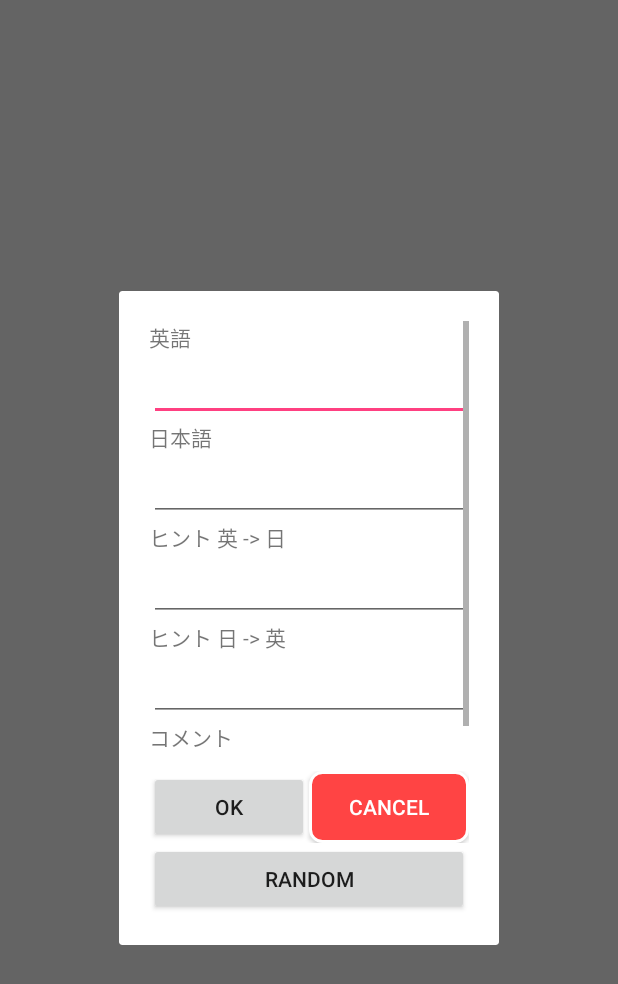
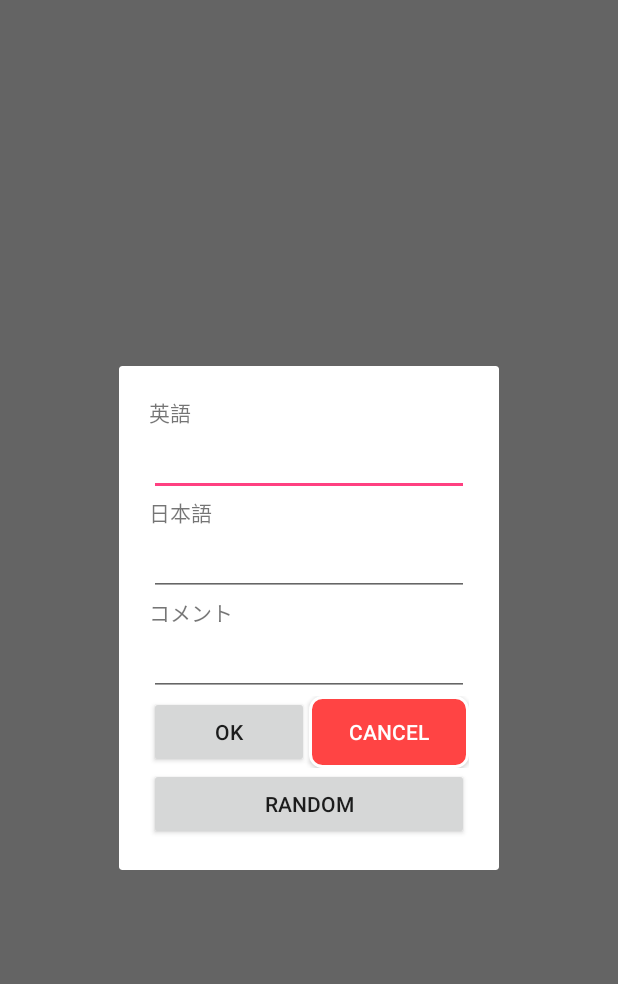
Before and after one commit to seafield1979/Tango_Android, an Android app: the fragment EditCardDialogFragment shown on its own in the app's theme, on a phone screen of 412 x 824 dp. Shown: the top 984 px of the screen. Run offline under Robolectric (Android 15) with nearby library versions, the phone set to English and light mode, and no system bars.

```diff
--- a/TangoBook/app/src/main/java/com/sunsunsoft/shutaro/tangobook/EditCardDialogFragment.java
+++ b/TangoBook/app/src/main/java/com/sunsunsoft/shutaro/tangobook/EditCardDialogFragment.java
@@ -47,8 +47,6 @@ public class EditCardDialogFragment extends DialogFragment {
     public static final String KEY_MODE = "key_mode";
     public static final String KEY_WORD_A = "key_word_a";
     public static final String KEY_WORD_B = "key_word_b";
-    public static final String KEY_HINT_AB = "key_hint_ab";
-    public static final String KEY_HINT_BA = "key_hint_ba";
     public static final String KEY_COMMENT = "key_comment";
 
     /**
@@ -58,14 +56,10 @@ public class EditCardDialogFragment extends DialogFragment {
     private int mMode;
     private EditText mEditWordA;
     private EditText mEditWordB;
-    private EditText mEditHintAB;
-    private EditText mEditHintBA;
     private EditText mEditComment;
 
     private String mWordA;
     private String mWordB;
-    private String mHintAB;
-    private String mHintBA;
     private String mComment;
 
     /**
@@ -97,12 +91,6 @@ public class EditCardDialogFragment extends DialogFragment {
             if (card.getWordB() != null) {
                 args.putString(KEY_WORD_B, card.getWordB());
             }
-            if (card.getHintAB() != null) {
-                args.putString(KEY_HINT_AB, card.getHintAB());
-            }
-            if (card.getHintBA() != null) {
-                args.putString(KEY_HINT_BA, card.getHintBA());
-            }
             if (card.getComment() != null) {
                 args.putString(KEY_COMMENT, card.getComment());
             }
@@ -126,8 +114,6 @@ public class EditCardDialogFragment extends DialogFragment {
             mMode = args.getInt(KEY_MODE, EditCardDialogMode.Create.ordinal());
             mWordA = args.getString(KEY_WORD_A, "");
             mWordB = args.getString(KEY_WORD_B, "");
-            mHintAB = args.getString(KEY_HINT_AB, "");
-            mHintBA = args.getString(KEY_HINT_BA, "");
             mComment = args.getString(KEY_COMMENT, "");
         }
     }
@@ -150,12 +136,6 @@ public class EditCardDialogFragment extends DialogFragment {
 
         mEditWordB = (EditText)view.findViewById(R.id.editWordB);
         mEditWordB.setText(mWordB);
-
-        mEditHintAB = (EditText)view.findViewById(R.id.editHintAB);
-        mEditHintAB.setText(mHintAB);
-
-        mEditHintBA = (EditText)view.findViewById(R.id.editHintBA);
-        mEditHintBA.setText(mHintBA);
 
         mEditComment = (EditText)view.findViewById(R.id.editComment);
         mEditComment.setText(mComment);
@@ -189,8 +169,6 @@ public class EditCardDialogFragment extends DialogFragment {
         args.putInt(KEY_MODE, mMode);
         args.putString(KEY_WORD_A, mEditWordA.getText().toString());
         args.putString(KEY_WORD_B, mEditWordB.getText().toString());
-        args.putString(KEY_HINT_AB, mEditHintAB.getText().toString());
-        args.putString(KEY_HINT_BA, mEditHintBA.getText().toString());
         args.putString(KEY_COMMENT, mEditComment.getText().toString());
 
         if (dialogCallbacks != null) {
@@ -219,8 +197,6 @@ public class EditCardDialogFragment extends DialogFragment {
 
         mEditWordA.setText("A " + value);
         mEditWordB.setText("B " + value);
-        mEditHintAB.setText("HA " + value);
-        mEditHintBA.setText("HB " + value);
         mEditComment.setText("C " + value);
     }
 
--- a/TangoBook/app/src/main/java/com/sunsunsoft/shutaro/tangobook/PageViewTangoEdit.java
+++ b/TangoBook/app/src/main/java/com/sunsunsoft/shutaro/tangobook/PageViewTangoEdit.java
@@ -451,8 +451,6 @@ public class PageViewTangoEdit extends UPageView implements UMenuItemCallbacks,
             // 戻り値を取得
             card.setWordA(args.getString(EditCardDialogFragment.KEY_WORD_A, ""));
             card.setWordB(args.getString(EditCardDialogFragment.KEY_WORD_B, ""));
-            card.setHintAB(args.getString(EditCardDialogFragment.KEY_HINT_AB, ""));
-            card.setHintBA(args.getString(EditCardDialogFragment.KEY_HINT_BA, ""));
             card.setComment(args.getString(EditCardDialogFragment.KEY_COMMENT, ""));
 
             iconCard.updateTitle();
@@ -468,8 +466,6 @@ public class PageViewTangoEdit extends UPageView implements UMenuItemCallbacks,
             TangoCard card = (TangoCard)editingIcon.getTangoItem();
             card.setWordA(args.getString(EditCardDialogFragment.KEY_WORD_A, ""));
             card.setWordB(args.getString(EditCardDialogFragment.KEY_WORD_B, ""));
-            card.setHintAB(args.getString(EditCardDialogFragment.KEY_HINT_AB, ""));
-            card.setHintBA(args.getString(EditCardDialogFragment.KEY_HINT_BA, ""));
             card.setComment(args.getString(EditCardDialogFragment.KEY_COMMENT, ""));
 
             editingIcon.updateTitle();
--- a/TangoBook/app/src/main/java/com/sunsunsoft/shutaro/tangobook/UIcon.java
+++ b/TangoBook/app/src/main/java/com/sunsunsoft/shutaro/tangobook/UIcon.java
@@ -29,7 +29,7 @@ abstract public class UIcon extends UDrawable {
     public static final int DRAG_ICON_PRIORITY = 10;
 
     protected static final int TEXT_SIZE = 40;
-    protected static final int TEXT_MARGIN = 20;
+    protected static final int TEXT_MARGIN = 10;
 
     private static int count;
 
--- a/TangoBook/app/src/main/java/com/sunsunsoft/shutaro/tangobook/UIconWindow.java
+++ b/TangoBook/app/src/main/java/com/sunsunsoft/shutaro/tangobook/UIconWindow.java
@@ -68,8 +68,8 @@ public class UIconWindow extends UWindow {
 
     public static final int ICON_MARGIN = 30;
 
-    public static final int ICON_W = 200;
-    public static final int ICON_H = 200;
+    public static final int ICON_W = 180;
+    public static final int ICON_H = 150;
     protected static final int MARGIN_D = UMenuBar.MENU_BAR_H;
 
     protected static final int MOVING_TIME = 10;
--- a/TangoBook/app/src/main/java/com/sunsunsoft/shutaro/tangobook/ULog.java
+++ b/TangoBook/app/src/main/java/com/sunsunsoft/shutaro/tangobook/ULog.java
@@ -39,7 +39,7 @@ public class ULog {
      */
     // 初期化、アプリ起動時に１回だけ呼ぶ
     public static void init() {
-        setEnable(ViewTouch.TAG, true);
+        setEnable(ViewTouch.TAG, false);
         setEnable(UDrawManager.TAG, false);
         setEnable(UMenuBar.TAG, false);
         setEnable(UScrollBar.TAG, false);
--- a/TangoBook/app/src/main/res/layout/fragment_edit_card_dialog.xml
+++ b/TangoBook/app/src/main/res/layout/fragment_edit_card_dialog.xml
@@ -6,7 +6,7 @@
               android:layout_height="match_parent">
     <ScrollView
         android:layout_width="match_parent"
-        android:layout_height="300dp">
+        android:layout_height="wrap_content">
 
         <LinearLayout
             android:layout_width="match_parent"
@@ -41,32 +41,32 @@
                 android:ems="10"
                 android:id="@+id/editWordB"/>
 
-            <TextView
-                android:text="@string/edit_title_hint_ab"
-                android:layout_width="match_parent"
-                android:layout_height="wrap_content"
-                android:id="@+id/textView3"/>
+            <!--<TextView-->
+                <!--android:text="@string/edit_title_hint_ab"-->
+                <!--android:layout_width="match_parent"-->
+                <!--android:layout_height="wrap_content"-->
+                <!--android:id="@+id/textView3"/>-->
 
-            <EditText
-                android:layout_width="match_parent"
-                android:layout_height="wrap_content"
-                android:inputType="textMultiLine|textPersonName"
-                android:text=""
-                android:ems="10"
-                android:id="@+id/editHintAB"/>
+            <!--<EditText-->
+                <!--android:layout_width="match_parent"-->
+                <!--android:layout_height="wrap_content"-->
+                <!--android:inputType="textMultiLine|textPersonName"-->
+                <!--android:text=""-->
+                <!--android:ems="10"-->
+                <!--android:id="@+id/editHintAB"/>-->
 
-            <TextView
-                android:text="@string/edit_title_hint_ba"
-                android:layout_width="match_parent"
-                android:layout_height="wrap_content"
-                android:id="@+id/textView4"/>
-            <EditText
-                android:layout_width="match_parent"
-                android:layout_height="wrap_content"
-                android:inputType="textMultiLine|textPersonName"
-                android:text=""
-                android:ems="10"
-                android:id="@+id/editHintBA"/>
+            <!--<TextView-->
+                <!--android:text="@string/edit_title_hint_ba"-->
+                <!--android:layout_width="match_parent"-->
+                <!--android:layout_height="wrap_content"-->
+                <!--android:id="@+id/textView4"/>-->
+            <!--<EditText-->
+                <!--android:layout_width="match_parent"-->
+                <!--android:layout_height="wrap_content"-->
+                <!--android:inputType="textMultiLine|textPersonName"-->
+                <!--android:text=""-->
+                <!--android:ems="10"-->
+                <!--android:id="@+id/editHintBA"/>-->
 
             <TextView
                 android:text="@string/edit_title_comment"
--- a/TangoBook/app/src/main/res/values/strings.xml
+++ b/TangoBook/app/src/main/res/values/strings.xml
@@ -2,6 +2,8 @@
     <string name="app_name">TangoBook</string>
 
     <string name="hello_blank_fragment">Hello blank fragment</string>
+
+    <string name="return1">戻る</string>
 
     <string name="app_title">カラフル単語帳</string>
 
```
Also changed, not shown: TangoBook/app/src/main/java/com/sunsunsoft/shutaro/tangobook/ListItemStudiedBook.java (added, +162 -0 lines), TangoBook/app/src/main/java/com/sunsunsoft/shutaro/tangobook/ListViewResult.java (+0 -10 lines), TangoBook/app/src/main/java/com/sunsunsoft/shutaro/tangobook/ListViewStudyHistory.java (added, +70 -0 lines), TangoBook/app/src/main/java/com/sunsunsoft/shutaro/tangobook/PageViewHistory.java (+70 -2 lines), TangoBook/app/src/main/java/com/sunsunsoft/shutaro/tangobook/UUtil.java (+14 -0 lines).
